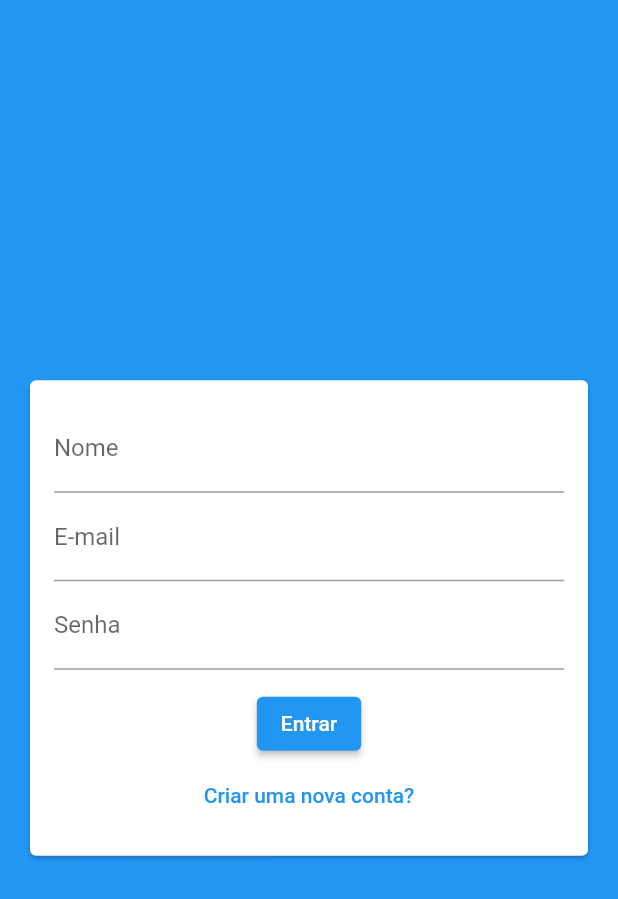
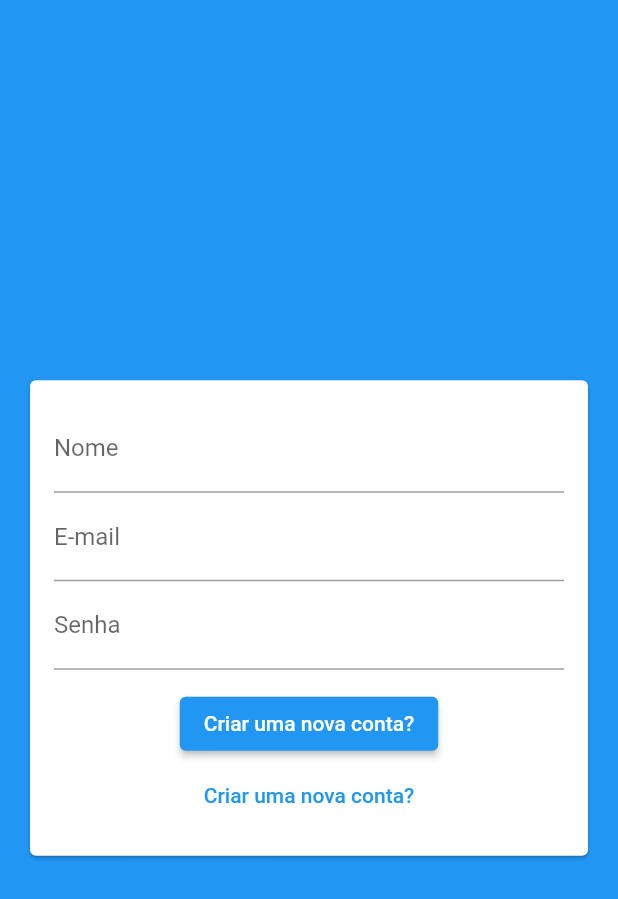
Before and after one commit to saulogusmao/proj_chat, a Flutter app: the screen it shows after launch, after a tap on "Criar uma nova conta?", on a phone screen of 412 x 824 dp. Shown: the top 899 px of the screen. Run offline on Flutter 3.47's test engine with Material 2 defaults, Android fonts, the phone set to English and light mode, and no system bars.

Commit message:
Auth Form

```diff
--- a/lib/components/auth_form.dart
+++ b/lib/components/auth_form.dart
@@ -2,9 +2,22 @@ import 'package:flutter/cupertino.dart';
 import 'package:flutter/material.dart';
 import 'package:flutter/src/widgets/container.dart';
 import 'package:flutter/src/widgets/framework.dart';
+import 'package:proj_chat/models/auth_form_data.dart';
 
-class AuthForm extends StatelessWidget {
+class AuthForm extends StatefulWidget {
   const AuthForm({super.key});
+
+  @override
+  State<AuthForm> createState() => _AuthFormState();
+}
+
+class _AuthFormState extends State<AuthForm> {
+  final _formKey = GlobalKey<FormState>();
+  final _formData = AuthFormData();
+
+  void _submit() {
+    _formKey.currentState?.validate();
+  }
 
   @override
   Widget build(BuildContext context) {
@@ -13,6 +26,7 @@ class AuthForm extends StatelessWidget {
       child: Padding(
         padding: EdgeInsets.all(16),
         child: Form(
+          key: _formKey,
           child: Column(
             children: [
               TextFormField(
@@ -27,12 +41,20 @@ class AuthForm extends StatelessWidget {
               ),
               SizedBox(height: 12),
               ElevatedButton(
-                onPressed: () {},
-                child: Text('Entrar'),
+                onPressed: _submit,
+                child: Text(_formData.isLogin
+                    ? 'Criar uma nova conta?'
+                    : 'Já possui conta?'),
               ),
               TextButton(
-                onPressed: () {},
-                child: Text('Criar uma nova conta?'),
+                onPressed: () {
+                  setState(() {
+                    _formData.toggleAuthMode();
+                  });
+                },
+                child: Text(_formData.isLogin
+                    ? 'Criar uma nova conta?'
+                    : 'Já possui conta?'),
               ),
             ],
           ),
```
